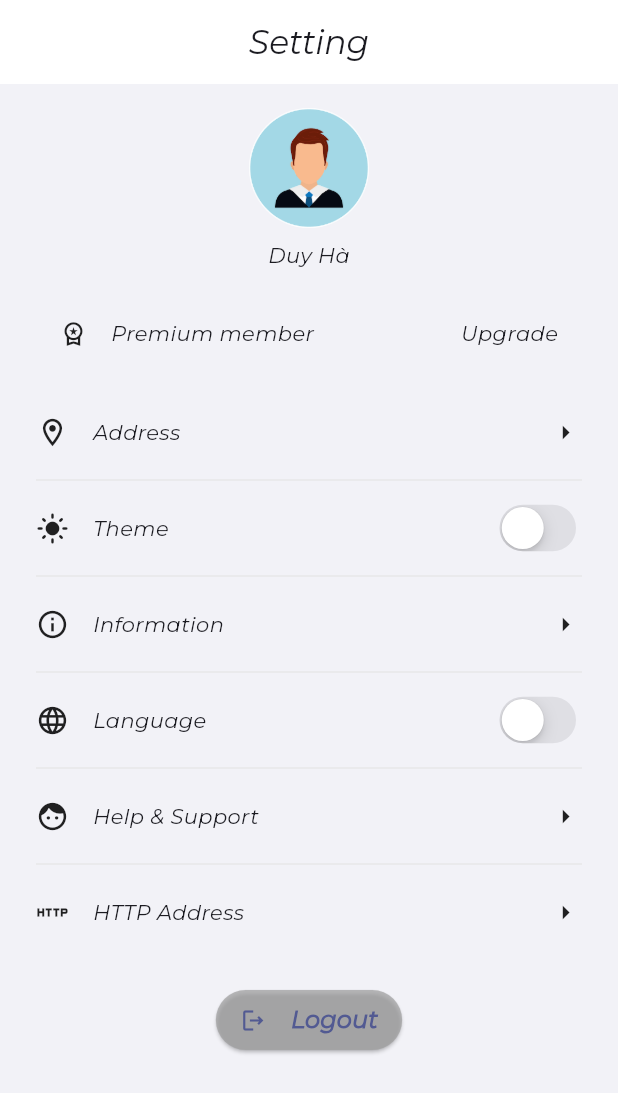
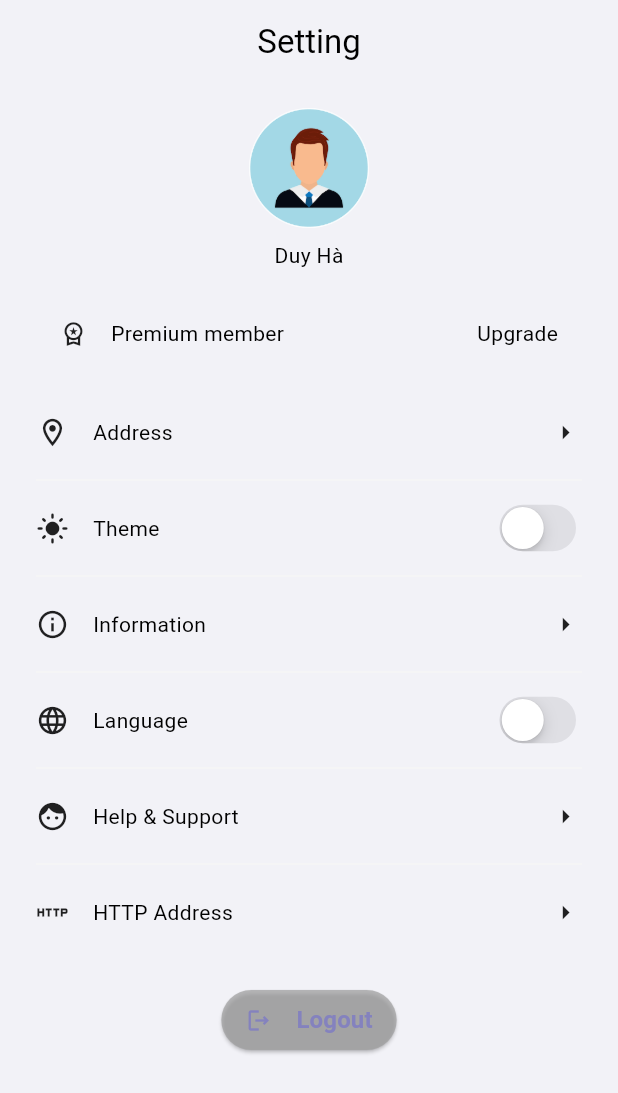
Before and after one commit to duyhayt/base-template-bloc, a Flutter app: the SettingPage screen opened directly, on a phone screen of 412 x 824 dp. Shown: the top 1093 px of the screen. Run offline on Flutter 3.47's test engine with Material 3 defaults, Android fonts, the phone set to English and light mode, and no system bars; our stand-ins replace auto_route, bloc, bloc_concurrency, dio, equatable, flutter_bloc and 5 more; accounts and stored records are empty; generated files the repository leaves out were written again; project files that could hold a hidden picture were left out.

Commit message:
update: theme data

```diff
--- a/lib/config/theme/app_theme.dart
+++ b/lib/config/theme/app_theme.dart
@@ -4,194 +4,129 @@ import 'package:flutter/material.dart';
 enum ThemeType { light, dark }
 
 class AppTheme {
+  AppTheme._();
   static ThemeType themeType = ThemeType.light;
   static TextDirection textDirection = TextDirection.ltr;
-
-  AppTheme._();
+  static ThemeData createTheme({
+    required Brightness brightness,
+    required Color background,
+    required Color primaryText,
+    Color? secondaryText,
+    required Color accentColor,
+    Color? divider,
+    Color? buttonBackground,
+    required Color buttonText,
+    Color? cardBackground,
+    Color? disabled,
+    required Color error,
+  }) {
+    return ThemeData(
+      brightness: brightness,
+      scaffoldBackgroundColor: background,
+      primaryColor: primaryText,
+      primaryTextTheme: TextTheme(
+        displayLarge: TextStyle(color: primaryText),
+        displayMedium: TextStyle(color: primaryText),
+        displaySmall: TextStyle(color: primaryText),
+        bodyLarge: TextStyle(color: primaryText),
+        bodyMedium: TextStyle(color: primaryText),
+        bodySmall: TextStyle(color: primaryText),
+      ),
+      textTheme: TextTheme(
+        displayLarge: TextStyle(color: primaryText),
+        displayMedium: TextStyle(color: primaryText),
+        displaySmall: TextStyle(color: primaryText),
+        bodyLarge: TextStyle(color: primaryText),
+        bodyMedium: TextStyle(color: primaryText),
+        bodySmall: TextStyle(color: primaryText),
+      ),
+      textSelectionTheme: TextSelectionThemeData(
+        cursorColor: accentColor,
+      ),
+      dividerColor: divider,
+      buttonTheme: ButtonThemeData(
+        buttonColor: buttonBackground,
+        disabledColor: disabled,
+        textTheme: ButtonTextTheme.primary,
+      ),
+      elevatedButtonTheme: ElevatedButtonThemeData(
+        style: ButtonStyle(
+          backgroundColor: WidgetStateProperty.all(accentColor),
+        ),
+      ),
+      colorScheme: ColorScheme(
+        brightness: brightness,
+        primary: accentColor,
+        onPrimary: buttonText,
+        secondary: accentColor,
+        onSecondary: buttonText,
+        error: error,
+        onError: buttonText,
+        surface: background,
+        onSurface: buttonText,
+      ),
+      cardTheme: CardTheme(
+        color: cardBackground,
+        shape: RoundedRectangleBorder(
+          borderRadius: BorderRadius.circular(8.0),
+        ),
+      ),
+      dividerTheme: DividerThemeData(
+        color: divider,
+      ),
+      appBarTheme: AppBarTheme(
+        backgroundColor: background,
+        foregroundColor: primaryText,
+      ),
+      bottomNavigationBarTheme: BottomNavigationBarThemeData(
+        backgroundColor: background,
+        selectedItemColor: accentColor,
+        unselectedItemColor: primaryText,
+      ),
+      bottomSheetTheme: BottomSheetThemeData(
+        backgroundColor: background,
+      ),
+      dialogTheme: DialogTheme(
+        backgroundColor: background,
+      ),
+    );
+  }
 
   /// -------------------------- Light Theme  -------------------------------------------- ///
-  static final ThemeData lightTheme = ThemeData(
-    fontFamily: 'Montserrat',
-    useMaterial3: true,
-    brightness: Brightness.light,
-    // Colors
-    primaryColor: CustomTheme.lightPrimaryColor,
-    scaffoldBackgroundColor: CustomTheme.lightScaffoldBackgroundColor,
-    appBarTheme: const AppBarTheme(
-        backgroundColor: Color(0xffffffff),
-        iconTheme: IconThemeData(color: Color(0xff495057)),
-        actionsIconTheme: IconThemeData(color: Color(0xff495057))),
-
-    cardTheme: const CardTheme(color: Color(0xfff0f0f0)),
-    cardColor: const Color(0xfff0f0f0),
-    floatingActionButtonTheme: FloatingActionButtonThemeData(
-        backgroundColor: const Color(0xff3C4EC5),
-        splashColor: const Color(0xffeeeeee).withAlpha(100),
-        highlightElevation: 8,
-        elevation: 4,
-        focusColor: const Color(0xff3C4EC5),
-        hoverColor: const Color(0xff3C4EC5),
-        foregroundColor: const Color(0xffeeeeee)),
-    dividerTheme:
-        const DividerThemeData(color: Color(0xffe8e8e8), thickness: 1),
-    dividerColor: const Color(0xffe8e8e8),
-    bottomAppBarTheme:
-        const BottomAppBarTheme(color: Color(0xffeeeeee), elevation: 2),
-    tabBarTheme: const TabBarTheme(
-      unselectedLabelColor: Color(0xff495057),
-      labelColor: Color(0xff3d63ff),
-      indicatorSize: TabBarIndicatorSize.label,
-      indicator: UnderlineTabIndicator(
-        borderSide: BorderSide(color: Color(0xff3d63ff), width: 2.0),
-      ),
-    ),
-    radioTheme: RadioThemeData(
-      fillColor: WidgetStateProperty.all(const Color(0xff3C4EC5)),
-    ),
-    switchTheme: SwitchThemeData(
-      trackColor: WidgetStateProperty.resolveWith((state) {
-        const Set<WidgetState> interactiveStates = <WidgetState>{
-          WidgetState.pressed,
-          WidgetState.hovered,
-          WidgetState.focused,
-          WidgetState.selected,
-        };
-        if (state.any(interactiveStates.contains)) {
-          return const Color(0xffabb3ea);
-        }
-        return null;
-      }),
-      thumbColor: WidgetStateProperty.resolveWith((state) {
-        const Set<WidgetState> interactiveStates = <WidgetState>{
-          WidgetState.pressed,
-          WidgetState.hovered,
-          WidgetState.focused,
-          WidgetState.selected,
-        };
-        if (state.any(interactiveStates.contains)) {
-          return const Color(0xff3C4EC5);
-        }
-        return null;
-      }),
-    ),
-    sliderTheme: SliderThemeData(
-      activeTrackColor: const Color(0xff3d63ff),
-      inactiveTrackColor: const Color(0xff3d63ff).withAlpha(140),
-      trackShape: const RoundedRectSliderTrackShape(),
-      trackHeight: 4.0,
-      thumbColor: const Color(0xff3d63ff),
-      thumbShape: const RoundSliderThumbShape(enabledThumbRadius: 10.0),
-      overlayShape: const RoundSliderOverlayShape(overlayRadius: 24.0),
-      tickMarkShape: const RoundSliderTickMarkShape(),
-      inactiveTickMarkColor: Colors.red[100],
-      valueIndicatorShape: const PaddleSliderValueIndicatorShape(),
-      valueIndicatorTextStyle: const TextStyle(
-        color: Color(0xffeeeeee),
-      ),
-    ),
-    splashColor: Colors.white.withAlpha(100),
-    indicatorColor: const Color(0xffeeeeee),
-    highlightColor: const Color(0xffeeeeee),
-    colorScheme: ColorScheme.fromSeed(
-            seedColor: const Color(0xff3C4EC5), brightness: Brightness.light)
-        .copyWith(surface: const Color(0xffffffff))
-        .copyWith(error: const Color(0xfff0323c)),
-  );
+  static ThemeData get lightTheme => createTheme(
+        brightness: Brightness.light,
+        background: CustomTheme.lightScaffoldBackgroundColor, // Nền sáng
+        cardBackground:
+            CustomTheme.lightSecondaryColor, // Màu card trắng giúp nổi bật
+        primaryText: CustomTheme.lightTextPrimary, // Text chính là màu đen
+        secondaryText: CustomTheme
+            .lightTextSecondary, // Text phụ có độ tương phản vừa phải
+        accentColor: CustomTheme.lightSecondaryColor, // Chủ đạo là #8482BE
+        divider: CustomTheme.lightGray, // Màu ngăn cách rõ ràng hơn
+        buttonBackground:
+            CustomTheme.lightTextSecondary, // Nút bấm cùng màu chủ đạo
+        buttonText: CustomTheme
+            .lightSecondaryColor, // Văn bản trên nút bấm là màu trắng
+        disabled: CustomTheme.lightSecondaryColor, // Màu khi bị vô hiệu hóa
+        error: CustomTheme.errorColor,
+      );
 
   /// -------------------------- Dark Theme  -------------------------------------------- ///
-  static final ThemeData darkTheme = ThemeData(
-    fontFamily: 'Montserrat',
-    useMaterial3: true,
-    brightness: Brightness.dark,
-
-    /// Colors
-    primaryColor: CustomTheme.darkPrimaryColor,
-    scaffoldBackgroundColor: CustomTheme.darkScaffoldBackgroundColor,
-    appBarTheme: const AppBarTheme(backgroundColor: Color(0xff161616)),
-    cardTheme: const CardTheme(color: Color(0xff222327)),
-    cardColor: const Color(0xff222327),
-    inputDecorationTheme: const InputDecorationTheme(
-      focusedBorder: OutlineInputBorder(
-        borderRadius: BorderRadius.all(Radius.circular(4)),
-        borderSide: BorderSide(width: 1, color: Color(0xff069DEF)),
-      ),
-      enabledBorder: OutlineInputBorder(
-        borderRadius: BorderRadius.all(Radius.circular(4)),
-        borderSide: BorderSide(width: 1, color: Colors.white70),
-      ),
-      border: OutlineInputBorder(
-          borderRadius: BorderRadius.all(Radius.circular(4)),
-          borderSide: BorderSide(width: 1, color: Colors.white70)),
-    ),
-    dividerTheme:
-        const DividerThemeData(color: Color(0xff363636), thickness: 1),
-    dividerColor: const Color(0xff363636),
-    floatingActionButtonTheme: FloatingActionButtonThemeData(
-        backgroundColor: const Color(0xff069DEF),
-        splashColor: Colors.white.withAlpha(100),
-        highlightElevation: 8,
-        elevation: 4,
-        focusColor: const Color(0xff069DEF),
-        hoverColor: const Color(0xff069DEF),
-        foregroundColor: Colors.white),
-    bottomAppBarTheme:
-        const BottomAppBarTheme(color: Color(0xff464c52), elevation: 2),
-    tabBarTheme: const TabBarTheme(
-      unselectedLabelColor: Color(0xff495057),
-      labelColor: Color(0xff069DEF),
-      indicatorSize: TabBarIndicatorSize.label,
-      indicator: UnderlineTabIndicator(
-        borderSide: BorderSide(color: Color(0xff069DEF), width: 2.0),
-      ),
-    ),
-    switchTheme: SwitchThemeData(
-      trackColor: WidgetStateProperty.resolveWith((state) {
-        const Set<WidgetState> interactiveStates = <WidgetState>{
-          WidgetState.pressed,
-          WidgetState.hovered,
-          WidgetState.focused,
-          WidgetState.selected,
-        };
-        if (state.any(interactiveStates.contains)) {
-          return const Color(0xffabb3ea);
-        }
-        return null;
-      }),
-      thumbColor: WidgetStateProperty.resolveWith((state) {
-        const Set<WidgetState> interactiveStates = <WidgetState>{
-          WidgetState.pressed,
-          WidgetState.hovered,
-          WidgetState.focused,
-          WidgetState.selected,
-        };
-        if (state.any(interactiveStates.contains)) {
-          return const Color(0xff3C4EC5);
-        }
-        return null;
-      }),
-    ),
-    sliderTheme: SliderThemeData(
-      activeTrackColor: const Color(0xff069DEF),
-      inactiveTrackColor: const Color(0xff069DEF).withAlpha(100),
-      trackShape: const RoundedRectSliderTrackShape(),
-      trackHeight: 4.0,
-      thumbColor: const Color(0xff069DEF),
-      thumbShape: const RoundSliderThumbShape(enabledThumbRadius: 10.0),
-      overlayShape: const RoundSliderOverlayShape(overlayRadius: 24.0),
-      tickMarkShape: const RoundSliderTickMarkShape(),
-      inactiveTickMarkColor: Colors.red[100],
-      valueIndicatorShape: const PaddleSliderValueIndicatorShape(),
-      valueIndicatorTextStyle: const TextStyle(
-        color: Colors.white,
-      ),
-    ),
-    indicatorColor: Colors.white,
-    disabledColor: const Color(0xffa3a3a3),
-    highlightColor: Colors.white.withAlpha(28),
-    splashColor: Colors.white.withAlpha(56),
-    colorScheme: ColorScheme.fromSeed(
-            seedColor: const Color(0xff069DEF), brightness: Brightness.dark)
-        .copyWith(surface: const Color(0xff161616))
-        .copyWith(error: Colors.orange),
-  );
+  static ThemeData get darkTheme => createTheme(
+        brightness: Brightness.dark,
+        background: CustomTheme.darkScaffoldBackgroundColor, // Nền tối
+        cardBackground: CustomTheme
+            .darkSecondaryColor, // Card có màu trung gian giúp nổi bật
+        primaryText: CustomTheme.darkTextPrimary, // Text chính là màu trắng
+        secondaryText:
+            CustomTheme.darkTextSecondary, // Text phụ có độ sáng vừa phải
+        accentColor: CustomTheme.darkSecondaryColor, // Chủ đạo vẫn là #8482BE
+        divider: CustomTheme.darkGray, // Màu chia ngăn cách rõ ràng
+        buttonBackground:
+            CustomTheme.darkTextSecondary, // Nút bấm sáng giúp dễ nhấn
+        buttonText:
+            CustomTheme.darkSecondaryColor, // Văn bản trên nút là màu đen
+        disabled: CustomTheme.darkSecondaryColor, // Màu khi bị vô hiệu hóa
+        error: CustomTheme.errorColor,
+      );
 }
--- a/lib/config/theme/custom_theme.dart
+++ b/lib/config/theme/custom_theme.dart
@@ -18,6 +18,7 @@ class CustomTheme {
   /// Colors
   static Color shimmerBaseColor = const Color(0xFFF5F5F5);
   static Color shimmerHighlightColor = const Color(0xFFE0E0E0);
+  static Color errorColor = const Color(0xfff8575e);
 
   /// Light color
 
--- a/lib/features/presentation/setting/pages/setting_page.dart
+++ b/lib/features/presentation/setting/pages/setting_page.dart
@@ -1,9 +1,9 @@
 import 'package:auto_route/auto_route.dart';
 import 'package:base_template_bloc/config/routes/routes.gr.dart';
 import 'package:base_template_bloc/config/theme/app_theme.dart';
-import 'package:base_template_bloc/l10n/languages/language_bloc.dart';
-import 'package:base_template_bloc/l10n/languages/language_event.dart';
-import 'package:base_template_bloc/l10n/languages/language_state.dart';
+import 'package:base_template_bloc/l10n/languages/service_bloc.dart';
+import 'package:base_template_bloc/l10n/languages/service_event.dart';
+import 'package:base_template_bloc/l10n/languages/service_state.dart';
 import 'package:base_template_bloc/l10n/models/language_model.dart';
 import 'package:flutter/cupertino.dart';
 import 'package:flutter/material.dart';
@@ -253,7 +253,7 @@ class SettingPage extends StatelessWidget {
               builder: (context, state) {
                 return CupertinoSwitch(
                   activeColor: Colors.blueAccent,
-                  value: state.themeData == AppTheme.darkTheme,
+                  value: state.themeType == ThemeType.dark,
                   onChanged: (value) {
                     context.read<ServiceBloc>().add(ChangeTheme(
                         themeData:
--- a/lib/injection_container.dart
+++ b/lib/injection_container.dart
@@ -9,7 +9,7 @@ import 'package:base_template_bloc/features/presentation/home/bloc/list_post_cub
 import 'package:base_template_bloc/features/presentation/home/bloc/list_user_cubit.dart';
 import 'package:base_template_bloc/features/presentation/login/bloc/login_bloc.dart';
 import 'package:base_template_bloc/features/presentation/todo_list/bloc/todo_list_bloc.dart';
-import 'package:base_template_bloc/l10n/languages/language_bloc.dart';
+import 'package:base_template_bloc/l10n/languages/service_bloc.dart';
 import 'package:dio/dio.dart';
 import 'package:get_it/get_it.dart';
 
--- a/lib/l10n/languages/language_state.dart
+++ b/lib/l10n/languages/service_state.dart
@@ -6,20 +6,27 @@ import 'package:flutter/material.dart';
 class ServiceState extends Equatable {
   final Language selectedLanguage;
   final ThemeData themeData;
+  final ThemeType themeType;
 
   ServiceState({
     Language? selectedLanguage,
     ThemeData? themeData,
+    ThemeType? themeType,
   })  : selectedLanguage = selectedLanguage ?? Language.english,
-        themeData = themeData ?? AppTheme.lightTheme;
+        themeData = themeData ?? AppTheme.lightTheme,
+        themeType = themeType ?? ThemeType.light;
 
-  ServiceState copyWith({Language? selectedLanguage, ThemeData? themeData}) {
+  ServiceState copyWith(
+      {Language? selectedLanguage,
+      ThemeData? themeData,
+      ThemeType? themeType}) {
     return ServiceState(
       selectedLanguage: selectedLanguage ?? this.selectedLanguage,
       themeData: themeData ?? this.themeData,
+      themeType: themeType ?? this.themeType,
     );
   }
 
   @override
-  List<Object> get props => [selectedLanguage, themeData];
+  List<Object> get props => [selectedLanguage, themeData, themeType];
 }
--- a/lib/main.dart
+++ b/lib/main.dart
@@ -5,8 +5,8 @@ import 'package:base_template_bloc/core/utils/app_bloc_observer.dart';
 import 'package:base_template_bloc/core/utils/logger.dart';
 import 'package:base_template_bloc/features/presentation/app/app_bloc.dart';
 import 'package:base_template_bloc/injection_container.dart';
-import 'package:base_template_bloc/l10n/languages/language_bloc.dart';
-import 'package:base_template_bloc/l10n/languages/language_state.dart';
+import 'package:base_template_bloc/l10n/languages/service_bloc.dart';
+import 'package:base_template_bloc/l10n/languages/service_state.dart';
 import 'package:bloc_concurrency/bloc_concurrency.dart' as bloc_concurrency;
 import 'package:flutter/material.dart';
 import 'package:flutter_bloc/flutter_bloc.dart';
@@ -45,7 +45,6 @@ class MyApp extends StatelessWidget {
         routerConfig: appRouter.config(),
         title: 'Flutter',
         debugShowCheckedModeBanner: false,
-        themeMode: ThemeMode.system,
         theme: state.themeData,
         locale: state.selectedLanguage.value,
         localizationsDelegates: const [
```
Also changed, not shown: lib/config/constants/padding_define.dart (added, +67 -0 lines), lib/config/constants/size_define.dart (added, +23 -0 lines), lib/l10n/languages/service_bloc.dart (renamed from lib/l10n/languages/language_bloc.dart, +11 -8 lines), lib/l10n/languages/service_event.dart (renamed from lib/l10n/languages/language_event.dart), lib/widgets/custom_loading_animation.dart (line endings or trailing spaces).
